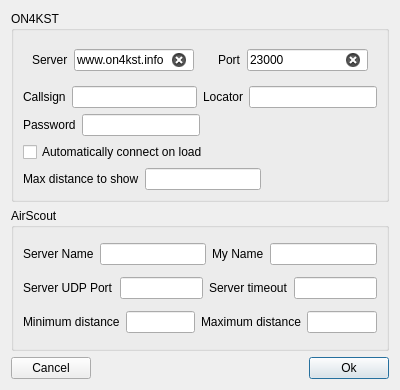
Qt form mqt/MqtKSTClient/kstconfigure.ui (Rsclub22/Minos2-Mirror) before a commit.
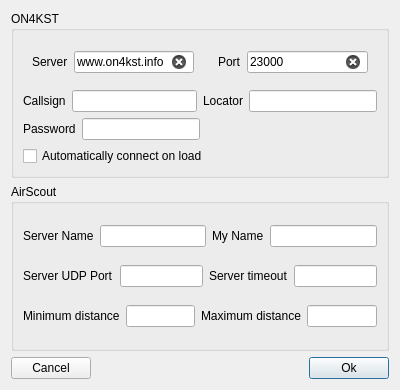
The same form after that commit.

Commit message: Move max distance filter onto main screen

```diff
--- a/mqt/MqtKSTClient/kstconfigure.ui
+++ b/mqt/MqtKSTClient/kstconfigure.ui
@@ -165,37 +165,6 @@
         </item>
        </layout>
       </item>
-      <item>
-       <layout class="QHBoxLayout" name="horizontalLayout_10">
-        <item>
-         <widget class="QLabel" name="label_6">
-          <property name="text">
-           <string>Max distance to show</string>
-          </property>
-         </widget>
-        </item>
-        <item>
-         <widget class="QLineEdit" name="maxDistanceEdit">
-          <property name="clearButtonEnabled">
-           <bool>true</bool>
-          </property>
-         </widget>
-        </item>
-        <item>
-         <spacer name="horizontalSpacer_4">
-          <property name="orientation">
-           <enum>Qt::Horizontal</enum>
-          </property>
-          <property name="sizeHint" stdset="0">
-           <size>
-            <width>40</width>
-            <height>20</height>
-           </size>
-          </property>
-         </spacer>
-        </item>
-       </layout>
-      </item>
      </layout>
     </widget>
    </item>
```
The commit also changes 4 other files.
